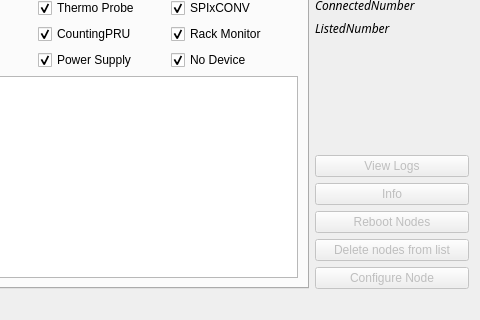
Old version of the form ui_files/monitor.ui in the repository lnls-sirius/bbbread; both pictures show x 250 to 730 and y 140 to 460 of the 730 by 460 pixel window.
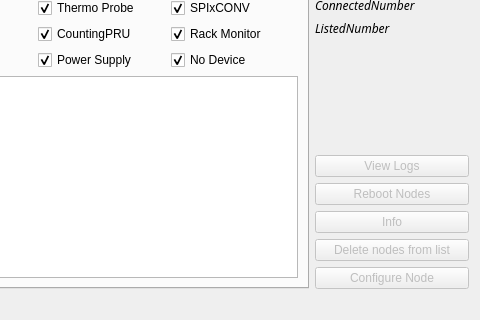
New version of the form.

Commit message: Prevents creating a massive amount of BBB objects

```diff
--- a/ui_files/monitor.ui
+++ b/ui_files/monitor.ui
@@ -49,7 +49,7 @@
     </widget>
    </item>
    <item>
-    <layout class="QHBoxLayout" name="horizontalLayout" stretch="15,1">
+    <layout class="QHBoxLayout" name="horizontalLayout" stretch="15,0">
      <item>
       <layout class="QVBoxLayout" name="verticalLayout_3">
        <item>
@@ -790,30 +790,17 @@
            </property>
           </widget>
          </item>
-         <item>
-          <widget class="QPushButton" name="infoButton">
-           <property name="enabled">
-            <bool>false</bool>
-           </property>
-           <property name="text">
-            <string>Info</string>
-           </property>
-           <property name="autoDefault">
-            <bool>false</bool>
-           </property>
-           <property name="default">
-            <bool>false</bool>
-           </property>
-           <property name="flat">
-            <bool>false</bool>
-           </property>
-          </widget>
-         </item>
          <item>
           <widget class="QPushButton" name="rebootButton">
            <property name="enabled">
             <bool>false</bool>
            </property>
+           <property name="sizePolicy">
+            <sizepolicy hsizetype="Expanding" vsizetype="Fixed">
+             <horstretch>0</horstretch>
+             <verstretch>0</verstretch>
+            </sizepolicy>
+           </property>
            <property name="text">
             <string>Reboot Nodes</string>
            </property>
@@ -828,6 +815,31 @@
            </property>
           </widget>
          </item>
+         <item>
+          <widget class="QPushButton" name="infoButton">
+           <property name="enabled">
+            <bool>false</bool>
+           </property>
+           <property name="sizePolicy">
+            <sizepolicy hsizetype="Expanding" vsizetype="Fixed">
+             <horstretch>0</horstretch>
+             <verstretch>0</verstretch>
+            </sizepolicy>
+           </property>
+           <property name="text">
+            <string>Info</string>
+           </property>
+           <property name="autoDefault">
+            <bool>false</bool>
+           </property>
+           <property name="default">
+            <bool>false</bool>
+           </property>
+           <property name="flat">
+            <bool>false</bool>
+           </property>
+          </widget>
+         </item>
          <item>
           <widget class="QPushButton" name="deleteButton">
            <property name="enabled">
```
Left out of the diff: 30 changed lines with no effect on the pictures. The commit also changes 1 other file.
